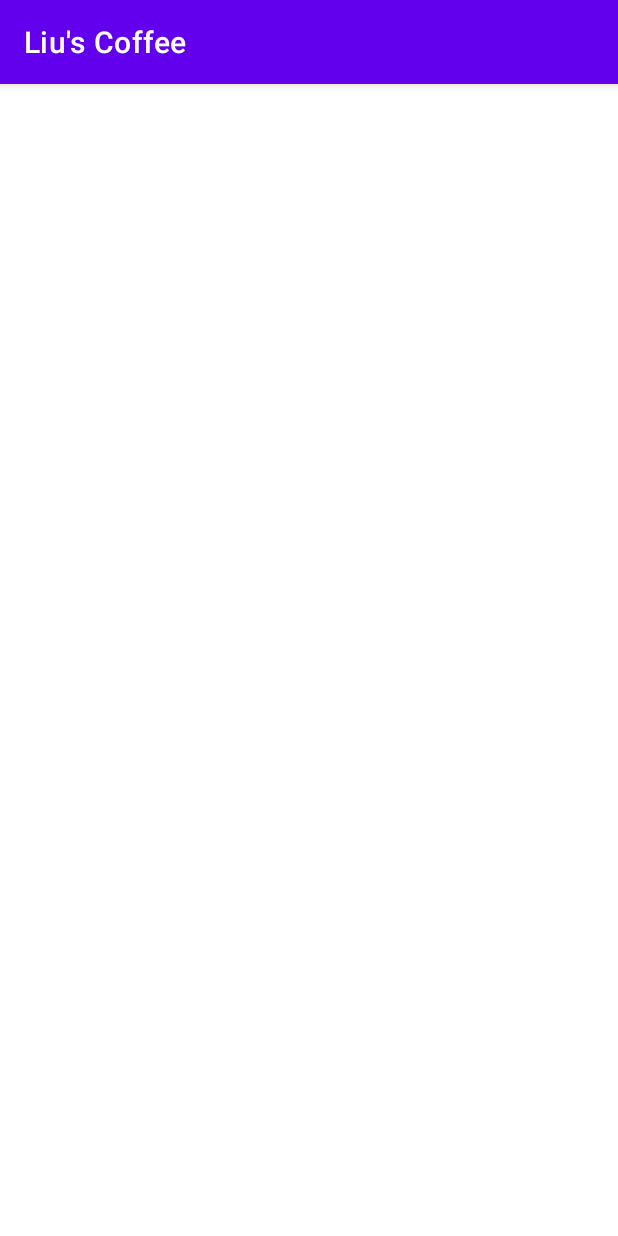
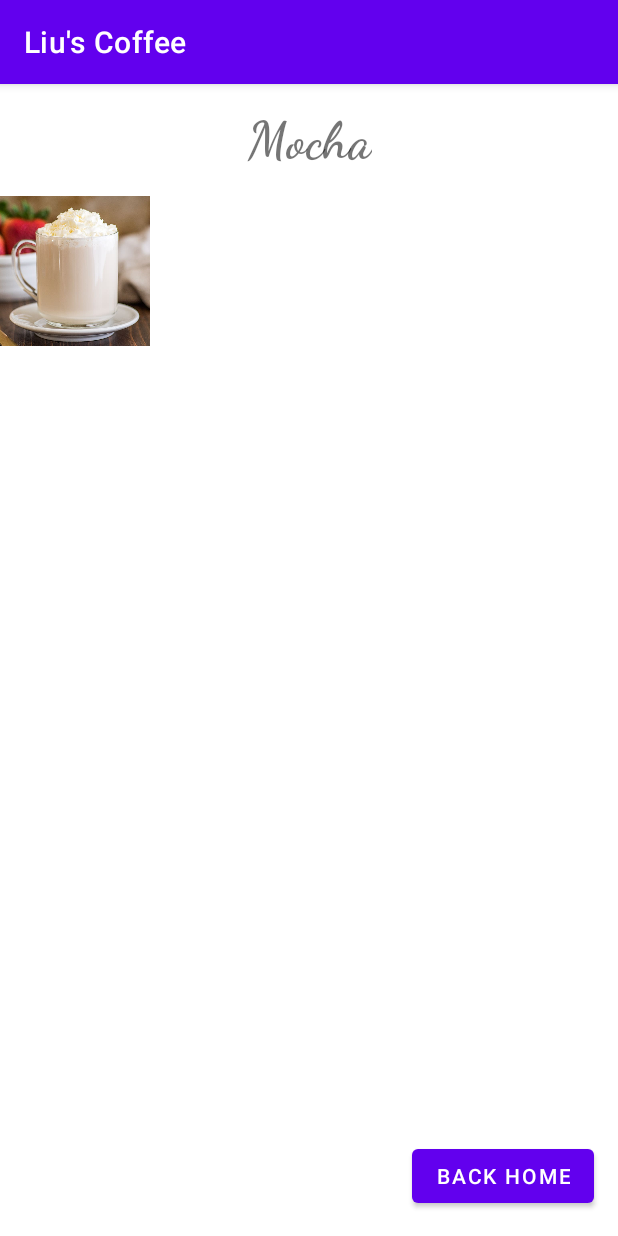
Before and after one commit to lewisyl/LiusCoffee, an Android app: the MochaActivity screen opened directly, with no data from a screen before it, on a phone screen of 412 x 824 dp. Run offline under Robolectric (Android 15) with nearby library versions, the phone set to English and light mode, and no system bars.

Commit message:
working on mocha act

```diff
--- a/app/src/main/res/layout/activity_mocha.xml
+++ b/app/src/main/res/layout/activity_mocha.xml
@@ -6,4 +6,76 @@
     android:layout_height="match_parent"
     tools:context=".MochaActivity">
 
+    <Button
+        android:id="@+id/mochaBackBtn"
+        android:layout_width="wrap_content"
+        android:layout_height="wrap_content"
+        android:layout_marginEnd="16dp"
+        android:layout_marginBottom="16dp"
+        android:text="Back Home"
+        app:layout_constraintBottom_toBottomOf="parent"
+        app:layout_constraintEnd_toEndOf="parent" />
+
+    <TextView
+        android:id="@+id/mochaTitle"
+        android:layout_width="wrap_content"
+        android:layout_height="wrap_content"
+        android:layout_marginTop="16dp"
+        android:fontFamily="cursive"
+        android:text="Mocha"
+        android:textSize="34sp"
+        android:textStyle="bold"
+        app:layout_constraintEnd_toEndOf="parent"
+        app:layout_constraintStart_toStartOf="parent"
+        app:layout_constraintTop_toTopOf="parent" />
+
+    <androidx.constraintlayout.widget.ConstraintLayout
+        android:layout_width="match_parent"
+        android:layout_height="500dp"
+        android:layout_marginTop="16dp"
+        app:layout_constraintEnd_toEndOf="parent"
+        app:layout_constraintStart_toStartOf="parent"
+        app:layout_constraintTop_toBottomOf="@+id/mochaTitle">
+
+        <ImageView
+            android:id="@+id/mochaIcedImg"
+            android:layout_width="100dp"
+            android:layout_height="100dp"
+            app:srcCompat="@drawable/mocha_iced"
+            tools:layout_editor_absoluteX="237dp"
+            tools:layout_editor_absoluteY="242dp" />
+
+        <ImageView
+            android:id="@+id/mochaCaramelImg"
+            android:layout_width="100dp"
+            android:layout_height="100dp"
+            app:srcCompat="@drawable/mocha_caramel"
+            tools:layout_editor_absoluteX="78dp"
+            tools:layout_editor_absoluteY="98dp" />
+
+        <ImageView
+            android:id="@+id/mochaCinnamonImg"
+            android:layout_width="100dp"
+            android:layout_height="100dp"
+            app:srcCompat="@drawable/mocha_cinnamon"
+            tools:layout_editor_absoluteX="237dp"
+            tools:layout_editor_absoluteY="106dp" />
+
+        <ImageView
+            android:id="@+id/mochaChocolateImg"
+            android:layout_width="100dp"
+            android:layout_height="100dp"
+            app:srcCompat="@drawable/mocha_chocolate"
+            tools:layout_editor_absoluteX="92dp"
+            tools:layout_editor_absoluteY="226dp" />
+
+        <ImageView
+            android:id="@+id/mochaWhiteImg"
+            android:layout_width="100dp"
+            android:layout_height="100dp"
+            app:srcCompat="@drawable/mocha_white_chocolate"
+            tools:layout_editor_absoluteX="92dp"
+            tools:layout_editor_absoluteY="349dp" />
+    </androidx.constraintlayout.widget.ConstraintLayout>
+
 </androidx.constraintlayout.widget.ConstraintLayout>
```
Also changed, not shown: app/src/main/res/layout/activity_latte.xml (+62 -0 lines).
